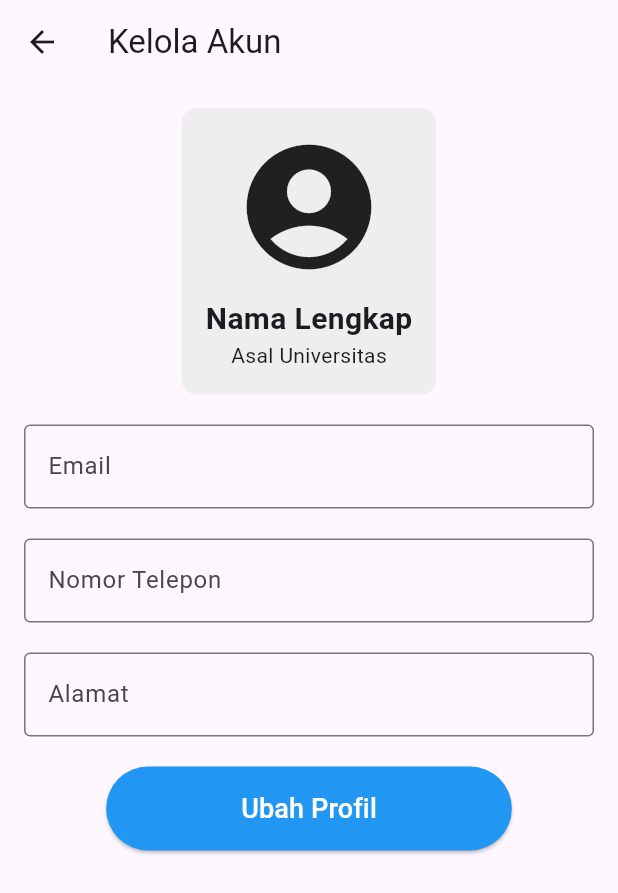
After one commit to kode23/Responsi, a Flutter app: the HomePage screen opened directly, item 2 of the bottom bar chosen, after a tap on "Kelola Akun", on a phone screen of 412 x 824 dp. The commit adds this screen. Shown: the top 893 px of the screen. Run offline on Flutter 3.47's test engine with Material 3 defaults, Android fonts, the phone set to English and light mode, and no system bars.

Commit message:
first commit

```diff
--- /dev/null
+++ b/lib/account_page.dart
@@ -0,0 +1,71 @@
+import 'package:flutter/material.dart';
+import 'package:responsi/manage_account.dart';
+
+class AccountPage extends StatelessWidget {
+  @override
+  Widget build(BuildContext context) {
+    return Scaffold(
+      body: Padding(
+        padding: const EdgeInsets.all(16.0),
+        child: Column(
+          children: [
+            Container(
+              padding: EdgeInsets.all(16.0),
+              decoration: BoxDecoration(
+                color: Colors.grey[200],
+                borderRadius: BorderRadius.circular(10),
+              ),
+              child: Column(
+                children: [
+                  Icon(Icons.account_circle, size: 100),
+                  SizedBox(height: 10),
+                  Text(
+                    'Nama Lengkap',
+                    style: TextStyle(
+                      fontSize: 20,
+                      fontWeight: FontWeight.bold,
+                    ),
+                  ),
+                  Text('Asal Universitas'),
+                ],
+              ),
+            ),
+            SizedBox(height: 20),
+            ListTile(
+              title: Text('Kelola Akun'),
+              trailing: Icon(Icons.arrow_forward),
+              onTap: () {
+                Navigator.of(context).push(
+                  MaterialPageRoute(
+                    builder: (context) => ManageAccount(),
+                  ),
+                );
+              },
+            ),
+            ListTile(
+              title: Text('Notifikasi'),
+              trailing: Icon(Icons.arrow_forward),
+              onTap: () {
+                // Mengatur Notifikasi
+              },
+            ),
+            ListTile(
+              title: Text('Privacy Policy'),
+              trailing: Icon(Icons.arrow_forward),
+              onTap: () {
+                // Mengatur privacy police
+              },
+            ),
+            ListTile(
+              title: Text('Terms of Service'),
+              trailing: Icon(Icons.arrow_forward),
+              onTap: () {
+                // mengatur terms of service
+              },
+            ),
+          ],
+        ),
+      ),
+    );
+  }
+}
--- a/lib/home.dart
+++ b/lib/home.dart
@@ -0,0 +1,126 @@
+import 'package:flutter/material.dart';
+import 'package:responsi/account_page.dart';
+import 'package:responsi/login.dart';
+
+class HomePage extends StatefulWidget {
+  @override
+  _HomePageState createState() => _HomePageState();
+}
+
+class _HomePageState extends State<HomePage> {
+  int _currentIndex = 0;
+
+  final List<Widget> _pages = [
+    HomeContent(),
+    AccountPage(),
+    Container(),
+  ];
+
+  @override
+  Widget build(BuildContext context) {
+    return Scaffold(
+      appBar: AppBar(
+        title: Text('Sohiburido'),
+      ),
+      body: _pages[_currentIndex],
+      bottomNavigationBar: BottomNavigationBar(
+        items: const <BottomNavigationBarItem>[
+          BottomNavigationBarItem(
+            icon: Icon(Icons.home),
+            label: 'Home',
+          ),
+          BottomNavigationBarItem(
+            icon: Icon(Icons.account_circle),
+            label: 'Akun',
+          ),
+          BottomNavigationBarItem(
+            icon: Icon(Icons.logout),
+            label: 'Logout',
+          ),
+        ],
+        currentIndex: _currentIndex,
+        onTap: (index) {
+          if (index == 2) {
+            Navigator.of(context).pushReplacement(
+              MaterialPageRoute(
+                builder: (context) => LoginPage(),
+              ),
+            );
+          } else {
+            setState(() {
+              _currentIndex = index;
+            });
+          }
+        },
+      ),
+    );
+  }
+}
+
+class HomeContent extends StatelessWidget {
+  @override
+  Widget build(BuildContext context) {
+    return Padding(
+      padding: const EdgeInsets.all(16.0),
+      child: Column(
+        crossAxisAlignment: CrossAxisAlignment.start,
+        children: [
+          Text(
+            'Widget Grid View',
+            style: TextStyle(
+              fontSize: 18,
+              fontWeight: FontWeight.bold,
+            ),
+          ),
+          SizedBox(height: 10),
+          Container(
+            height: 150,
+            child: ListView.builder(
+              scrollDirection: Axis.horizontal,
+              itemCount: 10,
+              itemBuilder: (context, index) {
+                return Container(
+                  width: 120,
+                  margin: EdgeInsets.only(right: 10),
+                  color: Colors.grey[300],
+                  child: Column(
+                    mainAxisAlignment: MainAxisAlignment.center,
+                    children: [
+                      Icon(Icons.music_note, size: 40),
+                      SizedBox(height: 10),
+                      Text('Artist'),
+                      Text('Song'),
+                    ],
+                  ),
+                );
+              },
+            ),
+          ),
+          SizedBox(height: 20),
+          Text(
+            'Widget List View',
+            style: TextStyle(
+              fontSize: 18,
+              fontWeight: FontWeight.bold,
+            ),
+          ),
+          SizedBox(height: 10),
+          Expanded(
+            child: ListView.builder(
+              itemCount: 10,
+              itemBuilder: (context, index) {
+                return ListTile(
+                  leading: Icon(Icons.article, size: 40),
+                  title: Text('Headline'),
+                  subtitle: Text(
+                      'Description duis aute irure dolor in reprehenderit in voluptate.'),
+                  trailing: Icon(Icons.play_arrow),
+                );
+              },
+            ),
+          ),
+        ],
+      ),
+    );
+  }
+}
--- /dev/null
+++ b/lib/manage_account.dart
@@ -0,0 +1,86 @@
+import 'package:flutter/material.dart';
+
+class ManageAccount extends StatelessWidget {
+  @override
+  Widget build(BuildContext context) {
+    return Scaffold(
+      appBar: AppBar(
+        title: Text('Kelola Akun'),
+      ),
+      body: Padding(
+        padding: const EdgeInsets.all(16.0),
+        child: Column(
+          children: [
+            Container(
+              padding: EdgeInsets.all(16.0),
+              decoration: BoxDecoration(
+                color: Colors.grey[200],
+                borderRadius: BorderRadius.circular(10),
+              ),
+              child: Column(
+                children: [
+                  Icon(Icons.account_circle, size: 100),
+                  SizedBox(height: 10),
+                  Text(
+                    'Nama Lengkap',
+                    style: TextStyle(
+                      fontSize: 20,
+                      fontWeight: FontWeight.bold,
+                    ),
+                  ),
+                  Text('Asal Universitas'),
+                ],
+              ),
+            ),
+            SizedBox(height: 20),
+            TextField(
+              decoration: InputDecoration(
+                border: OutlineInputBorder(),
+                labelText: 'Email',
+              ),
+            ),
+            SizedBox(height: 20),
+            TextField(
+              decoration: InputDecoration(
+                border: OutlineInputBorder(),
+                labelText: 'Nomor Telepon',
+              ),
+            ),
+            SizedBox(height: 20),
+            TextField(
+              decoration: InputDecoration(
+                border: OutlineInputBorder(),
+                labelText: 'Alamat',
+              ),
+            ),
+            SizedBox(height: 20),
+            ElevatedButton(
+              onPressed: () {
+                // Mengatur profile
+              },
+              style: ElevatedButton.styleFrom(
+                backgroundColor: Colors.blue,
+                padding: const EdgeInsets.symmetric(
+                  horizontal: 90,
+                  vertical: 15,
+                ),
+              ),
+              child: Text(
+                'Ubah Profil',
+                style: TextStyle(
+                  fontSize: 18,
+                  color: Colors.white,
+                ),
+              ),
+            ),
+          ],
+        ),
+      ),
+    );
+  }
+}
+
+// child: Padding(
+              //   padding: const EdgeInsets.symmetric(horizontal: 50, vertical: 15),
+              //   child: Text('Ubah Profil', style: TextStyle(fontSize: 18)),
+              // ),
--- a/lib/register.dart
+++ b/lib/register.dart
@@ -13,7 +13,7 @@ class RegisterPage extends StatelessWidget {
             child: Column(
               mainAxisAlignment: MainAxisAlignment.center,
               children: <Widget>[
-                Image.asset('assets/logo.png', height: 100),
+                Image.asset('assets/logo.png', height: 150),
                 const SizedBox(height: 20),
                 const Text(
                   'Daftar',
--- a/lib/splash.dart
+++ b/lib/splash.dart
@@ -30,7 +30,7 @@ class _SplashScreenState extends State<SplashScreen> {
         child: Column(
           mainAxisAlignment: MainAxisAlignment.center,
           children: [
-            Image.asset('assets/splash.png', height: 100),
+            Image.asset('assets/logo.png', height: 150),
             const SizedBox(height: 20),
             const Text(
               'RESPONSI',
```
Also changed, not shown: lib/forgot_password.dart (+73 -0 lines), lib/login.dart (+49 -55 lines), assets/logo.png, assets/splash.png (deleted), 1 other file.
